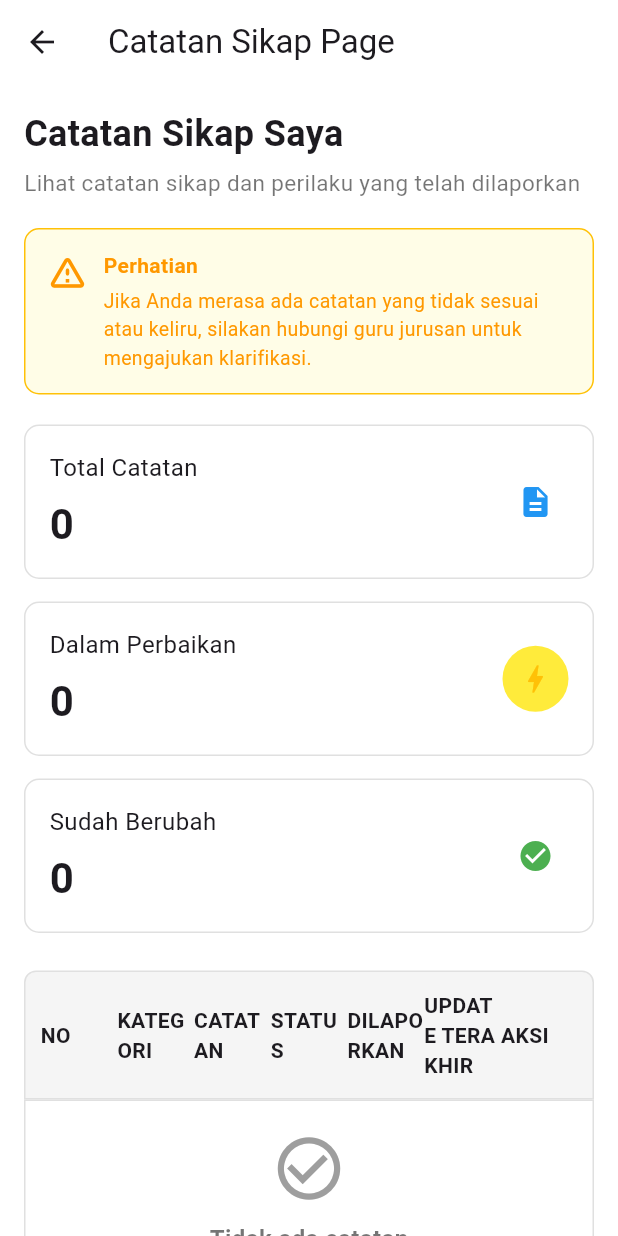
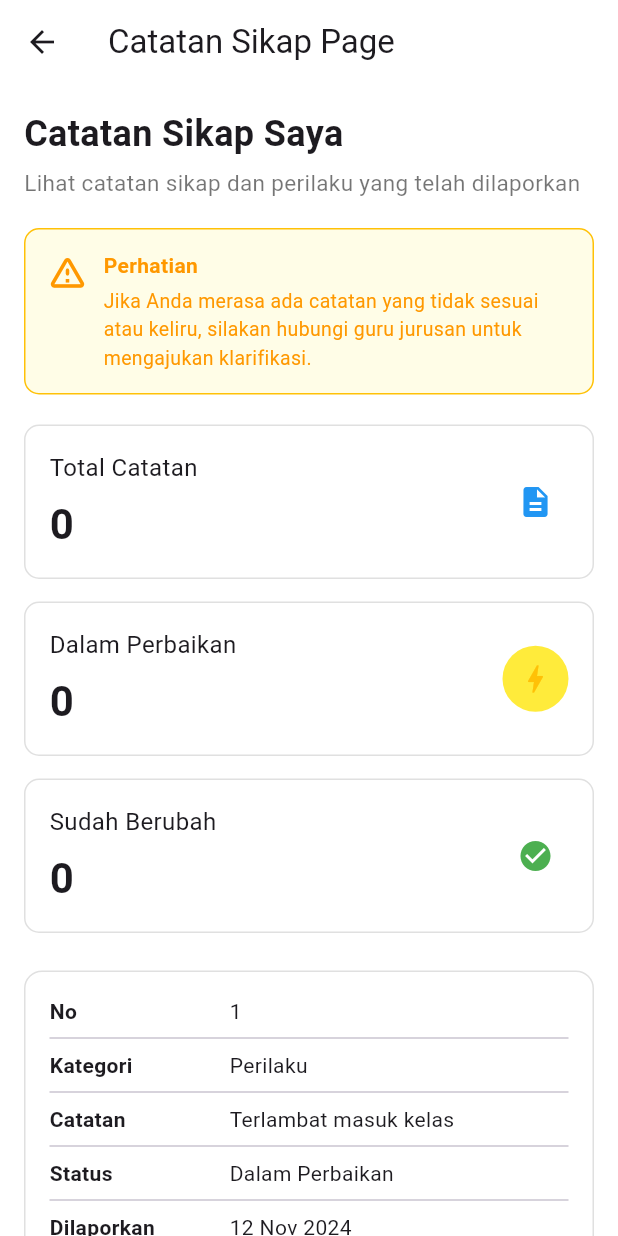
Before and after one commit to syahputrawinata/JurnalKu_Flutter_App, a Flutter app: the screen it shows after launch, after a tap on "Go to catatan sikap page", on a phone screen of 412 x 824 dp. Run offline on Flutter 3.47's test engine with Material 3 defaults, Android fonts, the light colour scheme and no system bars.

Commit message:
Feat: Menambah halaman dashboard

```diff
--- a/lib/catatansikap_page.dart
+++ b/lib/catatansikap_page.dart
@@ -1,6 +1,24 @@
 import 'package:flutter/material.dart';
 
 class CatatanSikapPage extends StatelessWidget {
+  Widget _rowData(String title, String value) {
+  return Row(
+    crossAxisAlignment: CrossAxisAlignment.start,
+    children: [
+      SizedBox(
+        width: 120,
+        child: Text(
+          title,
+          style: TextStyle(fontWeight: FontWeight.bold),
+        ),
+      ),
+      Expanded(
+        child: Text(value),
+      ),
+    ],
+  );
+}
+
   const CatatanSikapPage({super.key});
 
   @override
@@ -161,55 +179,42 @@ class CatatanSikapPage extends StatelessWidget {
               ),
             ),
             SizedBox(height: 25),
+
             Container(
-              padding: EdgeInsets.symmetric(vertical: 12, horizontal: 10),
+              width: double.infinity,
+              padding: EdgeInsets.all(16),
               decoration: BoxDecoration(
-                color: Colors.grey.shade100,
-                borderRadius: BorderRadius.only(
-                  topLeft: Radius.circular(8),
-                  topRight: Radius.circular(8),
-                ),
+                borderRadius: BorderRadius.circular(12),
                 border: Border.all(color: Colors.grey.shade300),
               ),
-              child: Row(
-                mainAxisAlignment: MainAxisAlignment.spaceBetween,
+              child: Column(
+                crossAxisAlignment: CrossAxisAlignment.start,
                 children: [
-                  Expanded(child: Text('NO', style: TextStyle(fontWeight: FontWeight.bold))),
-                  Expanded(child: Text('KATEGORI', style: TextStyle(fontWeight: FontWeight.bold))),
-                  Expanded(child: Text('CATATAN', style: TextStyle(fontWeight: FontWeight.bold))),
-                  Expanded(child: Text('STATUS', style: TextStyle(fontWeight: FontWeight.bold))),
-                  Expanded(child: Text('DILAPORKAN', style: TextStyle(fontWeight: FontWeight.bold))),
-                  Expanded(child: Text('UPDATE TERAKHIR', style: TextStyle(fontWeight: FontWeight.bold))),
-                  Expanded(child: Text('AKSI', style: TextStyle(fontWeight: FontWeight.bold))),
+                  _rowData('No', '1'),
+                  Divider(),
+                  _rowData('Kategori', 'Perilaku'),
+                  Divider(),
+                  _rowData('Catatan', 'Terlambat masuk kelas'),
+                  Divider(),
+                  _rowData('Status', 'Dalam Perbaikan'),
+                  Divider(),
+                  _rowData('Dilaporkan', '12 Nov 2024'),
+                  Divider(),
+                  _rowData('Update Terakhir', '14 Nov 2024'),
+                  Divider(),
+                  _rowData('Aksi', 'Menunggu Konfirmasi'),
+                  SizedBox(height: 12),
+                  // Align(
+                  //   alignment: Alignment.centerRight,
+                  //   child: ElevatedButton(
+                  //     onPressed: () {},
+                  //     child: Text('Aksi'),
+                  //   ),
+                  // ),
                 ],
               ),
             ),
-            Container(
-              width: double.infinity,
-              padding: EdgeInsets.all(20),
-              decoration: BoxDecoration(
-                border: Border.all(color: Colors.grey.shade300),
-                borderRadius: BorderRadius.only(
-                  bottomLeft: Radius.circular(8),
-                  bottomRight: Radius.circular(8),
-                ),
-              ),
-              child: Column(
-                children: [
-                  Icon(Icons.check_circle_outline, size: 50, color: Colors.grey),
-                  SizedBox(height: 10),
-                  Text(
-                    'Tidak ada catatan',
-                    style: TextStyle(fontSize: 16, fontWeight: FontWeight.bold, color: Colors.black54),
-                  ),
-                  SizedBox(height: 4),
-                  Text(
-                    'Belum ada catatan sikap yang dilaporkan',
-                    style: TextStyle(fontSize: 14, color: Colors.black45),
-                  ),
-                ],
-              ),
-            ),
+            SizedBox(height: 20),
           ],
         ),
       ),
--- a/lib/landing_page.dart
+++ b/lib/landing_page.dart
@@ -1,5 +1,6 @@
 import 'package:flutter/material.dart';
 import 'package:jurnalku_app/catatansikap_page.dart';
+import 'package:jurnalku_app/dashboard_page.dart';
 import 'package:jurnalku_app/panduan_page.dart';
 import 'package:jurnalku_app/permintaansaksi_page.dart';
 
@@ -55,6 +56,18 @@ class _LandingPageState extends State<LandingPage> {
             },
             child: Text('Go to Permintaan Saksi page'),
           ),
+          SizedBox(height: 10,),
+          ElevatedButton(
+            onPressed: () {
+              Navigator.push(
+                context,
+                  MaterialPageRoute(
+                    builder: (context) => Dashboard(),
+                ),
+              );
+            },
+            child: Text('Go to Dashboard page'),
+          ),
         ],
       ),
     );
```
Also changed, not shown: lib/dashboard_page.dart (added, +449 -0 lines), lib/permintaansaksi_page.dart (+40 -0 lines).
